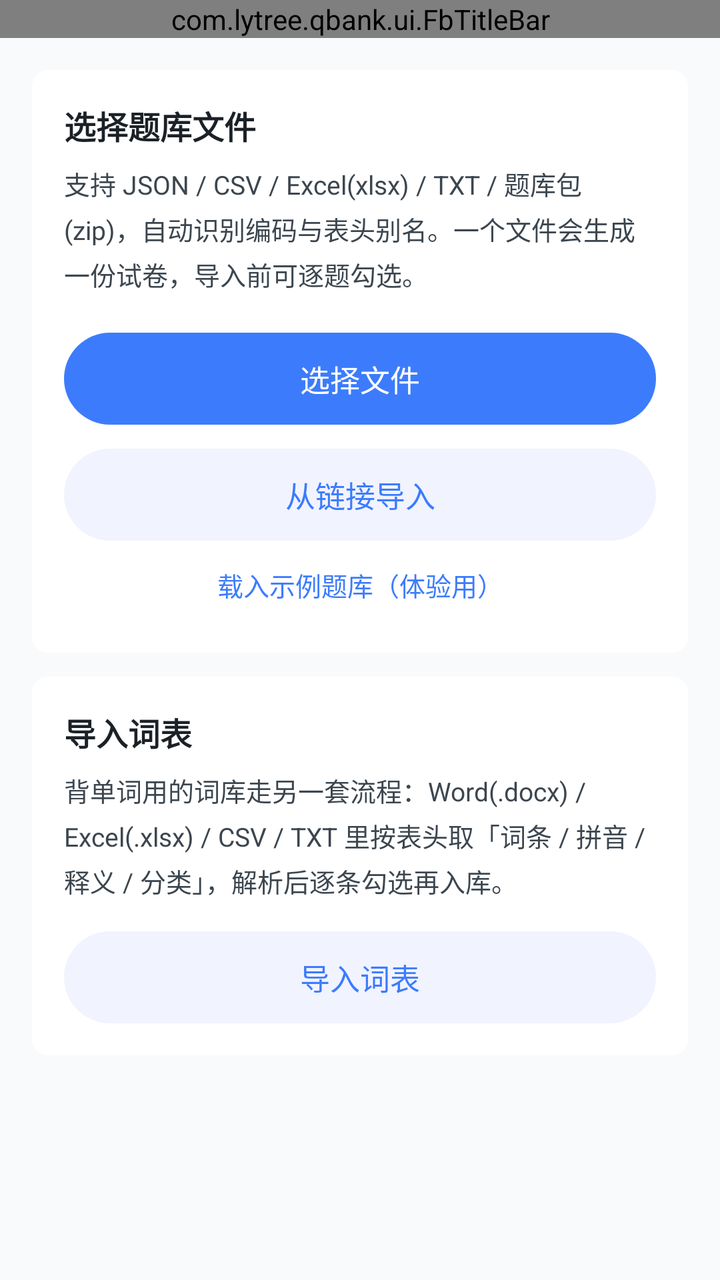
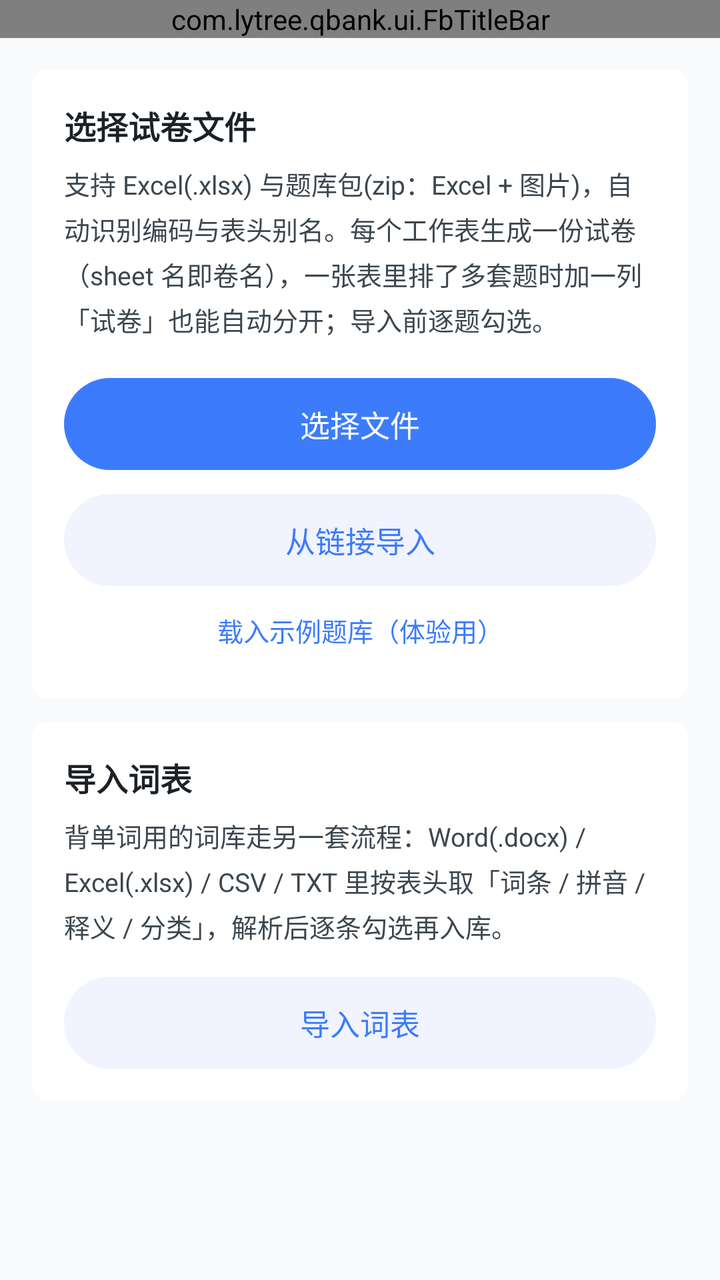

Screens rendered from an Android XML layout before and after an edit, with the pre-edit source and the edit as a unified diff.
<!-- AndroidManifest.xml: application theme Theme.QBank -->
<!-- res/layout/activity_import.xml -->
<?xml version="1.0" encoding="utf-8"?>
<LinearLayout xmlns:android="http://schemas.android.com/apk/res/android"
    style="@style/FbPage">

    <com.lytree.qbank.ui.FbTitleBar
        android:id="@+id/titleBar"
        android:layout_width="match_parent"
        android:layout_height="wrap_content" />

    <FrameLayout
        android:layout_width="match_parent"
        android:layout_height="0dp"
        android:layout_weight="1">

        
        <androidx.core.widget.NestedScrollView
            android:id="@+id/pickPanel"
            android:layout_width="match_parent"
            android:layout_height="match_parent"
            android:scrollbars="none">

            <LinearLayout
                style="@style/FbPageColumn"
                android:paddingTop="@dimen/fb_space_16"
                android:paddingBottom="@dimen/fb_space_20">

                <LinearLayout style="@style/FbCard">

                    <TextView
                        style="@style/FbCardTitle"
                        android:text="@string/import_pick" />

                    <TextView
                        style="@style/FbBodySm"
                        android:layout_marginTop="@dimen/fb_space_8"
                        android:text="支持 JSON / CSV / Excel(xlsx) / TXT / 题库包(zip)，自动识别编码与表头别名。一个文件会生成一份试卷，导入前可逐题勾选。" />

                    <com.google.android.material.button.MaterialButton
                        android:id="@+id/btnPick"
                        style="@style/FbPrimaryButton"
                        android:layout_width="match_parent"
                        android:layout_marginTop="@dimen/fb_space_20"
                        android:text="选择文件" />

                    <com.google.android.material.button.MaterialButton
                        android:id="@+id/btnLink"
                        style="@style/FbGhostButton"
                        android:layout_width="match_parent"
                        android:layout_marginTop="@dimen/fb_space_12"
                        android:text="@string/import_link_action" />

                    <com.google.android.material.button.MaterialButton
                        android:id="@+id/btnSample"
                        style="@style/FbTextButton"
                        android:layout_width="match_parent"
                        android:layout_marginTop="@dimen/fb_space_4"
                        android:text="载入示例题库（体验用）" />
                </LinearLayout>

                
                <LinearLayout
                    style="@style/FbCard"
                    android:layout_marginTop="@dimen/fb_card_gap_v">

                    <TextView
                        style="@style/FbCardTitle"
                        android:text="@string/import_word_title" />

                    <TextView
                        style="@style/FbBodySm"
                        android:layout_marginTop="@dimen/fb_space_8"
                        android:text="@string/import_word_hint" />

                    <com.google.android.material.button.MaterialButton
                        android:id="@+id/btnWordImport"
                        style="@style/FbGhostButton"
                        android:layout_width="match_parent"
                        android:layout_marginTop="@dimen/fb_space_16"
                        android:text="@string/title_word_import" />
                </LinearLayout>
            </LinearLayout>
        </androidx.core.widget.NestedScrollView>

        
        <androidx.core.widget.NestedScrollView
            android:id="@+id/resultPanel"
            android:layout_width="match_parent"
            android:layout_height="match_parent"
            android:scrollbars="none"
            android:visibility="gone">

            <LinearLayout
                style="@style/FbPageColumn"
                android:paddingTop="@dimen/fb_space_16"
                android:paddingBottom="@dimen/fb_space_20">

                <LinearLayout style="@style/FbCard">

                    <TextView
                        android:id="@+id/tvFile"
                        style="@style/FbCardTitle" />

                    <TextView
                        android:id="@+id/tvStat"
                        style="@style/FbBodySm"
                        android:layout_marginTop="@dimen/fb_space_8" />
                </LinearLayout>

                
                <LinearLayout
                    style="@style/FbCard"
                    android:layout_marginTop="@dimen/fb_card_gap_v">

                    <TextView
                        style="@style/FbGroupTitle"
                        android:layout_width="match_parent"
                        android:layout_height="wrap_content"
                        android:text="生成试卷" />

                    <com.google.android.material.textfield.TextInputLayout
                        android:id="@+id/inputLayoutName"
                        style="@style/FbInput"
                        android:layout_width="match_parent"
                        android:layout_height="wrap_content"
                        android:layout_marginTop="@dimen/fb_space_12"
                        android:hint="试卷名称（默认用文件名）">

                        <com.google.android.material.textfield.TextInputEditText
                            android:id="@+id/inputName"
                            style="@style/FbEditText"
                            android:inputType="text" />
                    </com.google.android.material.textfield.TextInputLayout>

                    <com.google.android.material.textfield.TextInputLayout
                        android:id="@+id/inputLayoutDuration"
                        style="@style/FbInput"
                        android:layout_width="match_parent"
                        android:layout_height="wrap_content"
                        android:layout_marginTop="@dimen/fb_space_12"
                        android:hint="限时（分钟），0 或留空为不限时">

                        <com.google.android.material.textfield.TextInputEditText
                            android:id="@+id/inputDuration"
                            style="@style/FbEditText"
                            android:inputType="number" />
                    </com.google.android.material.textfield.TextInputLayout>

                    
                    <LinearLayout
                        android:layout_width="match_parent"
                        android:layout_height="wrap_content"
                        android:layout_marginTop="@dimen/fb_space_16"
                        android:gravity="center_vertical"
                        android:orientation="horizontal">

                        <LinearLayout
                            android:layout_width="0dp"
                            android:layout_height="wrap_content"
                            android:layout_weight="1"
                            android:orientation="vertical">

                            <TextView
                                style="@style/FbRowTitle"
                                android:text="@string/import_with_answers" />

                            <TextView
                                style="@style/FbRowSub"
                                android:text="@string/import_with_answers_hint" />
                        </LinearLayout>

                        <com.lytree.qbank.ui.FbSwitchView
                            android:id="@+id/switchImportAnswers"
                            style="@style/FbSwitch" />
                    </LinearLayout>
                </LinearLayout>

                <LinearLayout
                    android:layout_width="match_parent"
                    android:layout_height="wrap_content"
                    android:layout_marginTop="@dimen/fb_section_gap"
                    android:gravity="center_vertical"
                    android:orientation="horizontal">

                    <TextView
                        style="@style/FbSectionTitle"
                        android:layout_width="0dp"
                        android:layout_weight="1"
                        android:text="题目预览" />

                    <com.google.android.material.button.MaterialButton
                        android:id="@+id/btnAll"
                        style="@style/FbTextButton"
                        android:layout_width="wrap_content"
                        android:text="全选 / 反选" />
                </LinearLayout>

                <androidx.recyclerview.widget.RecyclerView
                    android:id="@+id/list"
                    android:layout_width="match_parent"
                    android:layout_height="wrap_content"
                    android:layout_marginTop="@dimen/fb_space_8"
                    android:nestedScrollingEnabled="false" />

                <TextView
                    android:id="@+id/tvIssuesTitle"
                    style="@style/FbSectionTitle"
                    android:layout_marginTop="@dimen/fb_section_gap"
                    android:text="校验问题"
                    android:visibility="gone" />

                <androidx.recyclerview.widget.RecyclerView
                    android:id="@+id/listIssues"
                    android:layout_width="match_parent"
                    android:layout_height="wrap_content"
                    android:nestedScrollingEnabled="false"
                    android:visibility="gone" />
            </LinearLayout>
        </androidx.core.widget.NestedScrollView>

        
        <LinearLayout
            android:id="@+id/loadingPanel"
            android:layout_width="match_parent"
            android:layout_height="match_parent"
            android:background="@color/fb_page_bg"
            android:clickable="true"
            android:focusable="true"
            android:gravity="center"
            android:orientation="vertical"
            android:visibility="gone">

            <ProgressBar
                android:layout_width="32dp"
                android:layout_height="32dp"
                android:indeterminateTint="@color/fb_primary" />

            <TextView
                android:id="@+id/tvLoading"
                style="@style/FbBodySm"
                android:layout_marginTop="@dimen/fb_space_12"
                android:text="正在解析…" />
        </LinearLayout>
    </FrameLayout>

    <View
        android:id="@+id/bottomDivider"
        style="@style/FbDivider"
        android:visibility="gone" />

    <FrameLayout
        android:id="@+id/bottomBar"
        style="@style/FbBottomBar"
        android:visibility="gone">

        <com.google.android.material.button.MaterialButton
            android:id="@+id/btnImport"
            style="@style/FbPrimaryButton"
            android:layout_width="match_parent"
            android:text="@string/import_confirm_paper"
            android:visibility="gone" />
    </FrameLayout>
</LinearLayout>
<!-- resources referenced by this layout -->
<resources>
  <color name="fb_page_bg">#F9FAFC</color>
  <color name="fb_primary">#3C7CFC</color>
  <dimen name="fb_card_gap_v">12dp</dimen>
  <dimen name="fb_section_gap">24dp</dimen>
  <dimen name="fb_space_12">12dp</dimen>
  <dimen name="fb_space_16">16dp</dimen>
  <dimen name="fb_space_20">20dp</dimen>
  <dimen name="fb_space_4">4dp</dimen>
  <dimen name="fb_space_8">8dp</dimen>
  <string name="import_confirm_paper">导入并生成试卷</string>
  <string name="import_link_action">从链接导入</string>
  <string name="import_pick">选择题库文件</string>
  <string name="import_with_answers">同时导入答案</string>
  <string name="import_with_answers_hint">关掉就只导入题目，做完在成绩报告里补录答案再批改</string>
  <string name="import_word_hint">背单词用的词库走另一套流程：Word(.docx) / Excel(.xlsx) / CSV / TXT 里按表头取「词条 / 拼音 / 释义 / 分类」，解析后逐条勾选再入库。</string>
  <string name="import_word_title">导入词表</string>
  <string name="title_word_import">导入词表</string>
  <style name="FbDivider">
          <item name="android:layout_width">match_parent</item>
          <item name="android:layout_height">0.5dp</item>
          <item name="android:background">@color/fb_divider</item>
      </style>
  <style name="FbGroupTitle">
          <item name="android:textSize">@dimen/fb_text_group</item>
          <item name="android:textColor">@color/fb_text_meta</item>
          <item name="android:includeFontPadding">false</item>
      </style>
  <style name="FbPage">
          <item name="android:layout_width">match_parent</item>
          <item name="android:layout_height">match_parent</item>
          <item name="android:orientation">vertical</item>
          <item name="android:background">@color/fb_page_bg</item>
      </style>
  <style name="FbSwitch">
          <item name="android:layout_width">38dp</item>
          <item name="android:layout_height">22dp</item>
          <item name="android:layout_marginStart">@dimen/fb_space_12</item>
      </style>
  <dimen name="fb_text_body_sm">13sp</dimen>
  <color name="fb_text_secondary">#3C464F</color>
  <color name="fb_bar_bg">#FFFFFF</color>
  <dimen name="fb_page_pad">16dp</dimen>
  <dimen name="fb_bottom_bar_pad_v">10dp</dimen>
  <!-- drawable bg_fb_card (drawable) -->
  <?xml version="1.0" encoding="utf-8"?>
  <shape xmlns:android="http://schemas.android.com/apk/res/android" android:shape="rectangle">
      <solid android:color="@color/fb_card_bg" />
      <corners android:radius="@dimen/fb_card_radius" />
  </shape>
  <dimen name="fb_card_pad">16dp</dimen>
  <dimen name="fb_text_card_title">16sp</dimen>
  <color name="fb_text_title">#1B2126</color>
  <color name="fb_divider">#F0F2F5</color>
  <color name="fb_text_hint">#AEB6C2</color>
  <dimen name="fb_text_body_size">14sp</dimen>
  <dimen name="fb_btn_h">46dp</dimen>
  <dimen name="fb_btn_text_size">15sp</dimen>
  <color name="fb_primary_bg">#F1F3FF</color>
  <dimen name="fb_btn_radius">23dp</dimen>
  <color name="fb_ripple">#1A3C7CFC</color>
  <dimen name="fb_text_group">13sp</dimen>
  <color name="fb_text_meta">#8A9095</color>
  <dimen name="fb_radius_field">8dp</dimen>
  <color name="fb_text_on_primary">#FFFFFF</color>
  <style name="FbItemSub">
          <item name="android:textSize">@dimen/fb_text_item_sub</item>
          <item name="android:textColor">@color/fb_text_meta</item>
          <item name="android:maxLines">2</item>
          <item name="android:ellipsize">end</item>
      </style>
  <dimen name="fb_text_item_title">15sp</dimen>
  <color name="fb_primary_deep">#2A5FD6</color>
  <color name="fb_card_bg">#FFFFFF</color>
  <dimen name="fb_card_radius">8dp</dimen>
  <dimen name="fb_text_item_sub">12sp</dimen>
  <style name="ShapeAppearance.QBank.Dialog" parent="">
          <item name="cornerFamily">rounded</item>
          <item name="cornerSize">@dimen/fb_radius_sheet</item>
      </style>
  <dimen name="fb_radius_sheet">12dp</dimen>
  <!-- unchanged entries left out for length: 15 -->
</resources>

<!-- the commit's change to res/layout/activity_import.xml (unified diff, before → after) -->
@@ -33,7 +33,7 @@
                     <TextView
                         style="@style/FbBodySm"
                         android:layout_marginTop="@dimen/fb_space_8"
-                        android:text="支持 JSON / CSV / Excel(xlsx) / TXT / 题库包(zip)，自动识别编码与表头别名。一个文件会生成一份试卷，导入前可逐题勾选。" />
+                        android:text="@string/import_pick_hint" />
 
                     <com.google.android.material.button.MaterialButton
                         android:id="@+id/btnPick"
@@ -104,6 +104,39 @@
                         android:id="@+id/tvStat"
                         style="@style/FbBodySm"
                         android:layout_marginTop="@dimen/fb_space_8" />
+                </LinearLayout>
+
+                
+                <LinearLayout
+                    android:id="@+id/multiPanel"
+                    style="@style/FbCard"
+                    android:layout_marginTop="@dimen/fb_card_gap_v"
+                    android:visibility="gone">
+
+                    <TextView
+                        android:id="@+id/tvMultiTitle"
+                        style="@style/FbGroupTitle"
+                        android:layout_width="match_parent"
+                        android:layout_height="wrap_content" />
+
+                    <TextView
+                        android:id="@+id/tvMultiHint"
+                        style="@style/FbBodySm"
+                        android:layout_marginTop="@dimen/fb_space_8"
+                        android:text="@string/import_multi_hint" />
+
+                    <HorizontalScrollView
+                        android:layout_width="match_parent"
+                        android:layout_height="wrap_content"
+                        android:layout_marginTop="@dimen/fb_space_12"
+                        android:scrollbars="none">
+
+                        <LinearLayout
+                            android:id="@+id/chipRow"
+                            android:layout_width="wrap_content"
+                            android:layout_height="wrap_content"
+                            android:orientation="horizontal" />
+                    </HorizontalScrollView>
                 </LinearLayout>
 
                 
<!-- resource entries referenced after the edit -->
@@ -11,7 +11,9 @@
   <dimen name="fb_space_8">8dp</dimen>
   <string name="import_confirm_paper">导入并生成试卷</string>
   <string name="import_link_action">从链接导入</string>
-  <string name="import_pick">选择题库文件</string>
+  <string name="import_multi_hint">点上面的卷名切换预览，每份的勾选各自保存；导入时一次全部建卷，卷名取自工作表名（或「试卷」列）。</string>
+  <string name="import_pick">选择试卷文件</string>
+  <string name="import_pick_hint">支持 Excel(.xlsx) 与题库包(zip：Excel + 图片)，自动识别编码与表头别名。每个工作表生成一份试卷（sheet 名即卷名），一张表里排了多套题时加一列「试卷」也能自动分开；导入前逐题勾选。</string>
   <string name="import_with_answers">同时导入答案</string>
   <string name="import_with_answers_hint">关掉就只导入题目，做完在成绩报告里补录答案再批改</string>
   <string name="import_word_hint">背单词用的词库走另一套流程：Word(.docx) / Excel(.xlsx) / CSV / TXT 里按表头取「词条 / 拼音 / 释义 / 分类」，解析后逐条勾选再入库。</string>
